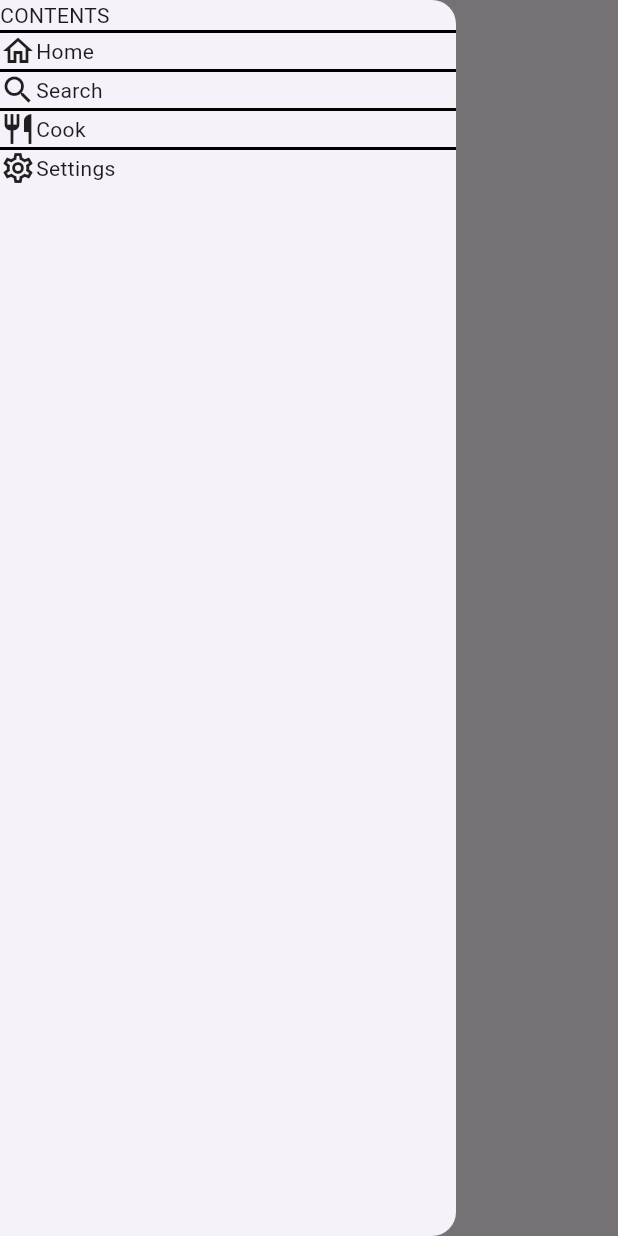
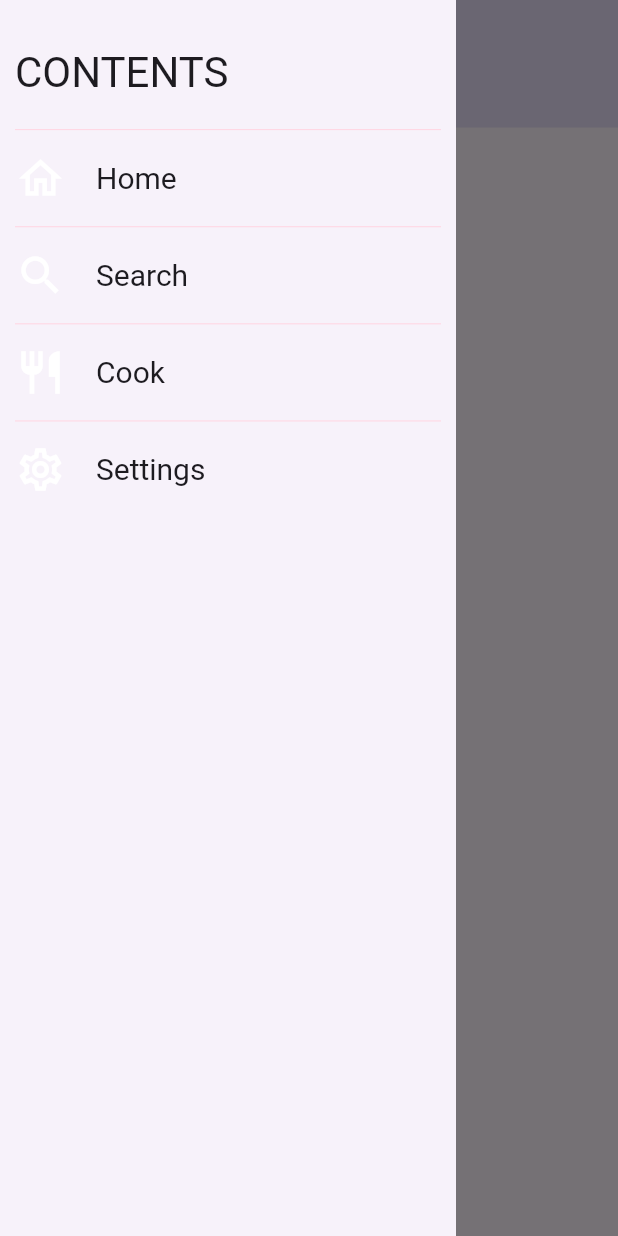
Before and after one commit to tsirbunen/cooking-companion-mobile, a Flutter app: the PageBase screen opened directly, in the side drawer, after a tap on the "menu" icon, on a phone screen of 412 x 824 dp. Run offline on Flutter 3.47's test engine with Material 3 defaults, Android fonts, the phone set to English and light mode, and no system bars; our stand-ins replace flutter_riverpod, freezed_annotation, go_router, graphql, talker_flutter; missing offline and left inert: talker_riverpod_logger.

Commit message:
Create app theme; Add styling to drawer and app bar

```diff
--- a/analysis_options.yaml
+++ b/analysis_options.yaml
@@ -24,6 +24,11 @@ linter:
     # avoid_print: false  # Uncomment to disable the `avoid_print` rule
     # prefer_single_quotes: true  # Uncomment to enable the `prefer_single_quotes` rule
 
+    # Official Dart guides to prefer relative imports, but sometimes in testing
+    # that leads to trouble. So, prefer absolute imports instead and do that consistently.
+    # prefer_relative_imports: true
+    avoid_relative_lib_imports: true
+
 # https://pub.dev/packages/freezed: If you plan on using Freezed in combination
 # with json_serializable, recent versions of json_serializable and meta may require you
 # to disable the invalid_annotation_target warning
--- a/lib/core/app/app.dart
+++ b/lib/core/app/app.dart
@@ -1,5 +1,6 @@
 import 'package:flutter/material.dart';
 import 'package:mobile/core/router/router.dart';
+import 'package:mobile/core/theme/app_theme.dart';
 
 class CookingCompanionApp extends StatelessWidget {
   const CookingCompanionApp({super.key});
@@ -8,6 +9,7 @@ class CookingCompanionApp extends StatelessWidget {
   Widget build(BuildContext context) {
     return MaterialApp.router(
       routerConfig: router,
+      theme: AppTheme().themeData,
     );
   }
 }
--- /dev/null
+++ b/lib/core/theme/colors.dart
@@ -0,0 +1,13 @@
+import 'package:flutter/material.dart';
+
+const Color background = Color.fromARGB(255, 229, 229, 229);
+const Color extremelyPale = Color.fromARGB(255, 222, 221, 217);
+const Color veryPale = Color.fromARGB(255, 199, 198, 193);
+const Color pale = Color.fromARGB(255, 175, 173, 169);
+const Color slightlyPale = Color.fromARGB(255, 156, 156, 156);
+const Color medium = Color.fromARGB(255, 142, 141, 140);
+const Color slightlyDark = Color.fromARGB(255, 127, 127, 127);
+const Color dark = Color.fromARGB(255, 71, 71, 71);
+const Color veryDark = Color.fromARGB(255, 40, 41, 40);
+const Color success = Color.fromARGB(255, 101, 183, 65);
+const Color error = Color.fromARGB(255, 227, 100, 20);
--- a/lib/main.dart
+++ b/lib/main.dart
@@ -3,9 +3,12 @@ import 'package:flutter_riverpod/flutter_riverpod.dart';
 import 'package:mobile/core/api_service/api_service_provider.dart';
 import 'package:mobile/core/app/app.dart';
 import 'package:mobile/core/logger/provider_logger_logger.dart';
+import 'package:mobile/core/theme/app_status_bar_color.dart';
 import 'package:mobile/widgets/launch/launch_widget.dart';
 
 void main() async {
+  setAppStatusBarColor();
+
   // Note: While the connections to the api server and the shared preferences
   // are being set up, display a launch widget to the user.
   runApp(const LaunchWidget());
--- a/lib/widgets/app_bar/app_bar_customized.dart
+++ b/lib/widgets/app_bar/app_bar_customized.dart
@@ -9,16 +9,26 @@ class AppBarCustomized extends StatelessWidget implements PreferredSizeWidget {
 
   @override
   Widget build(BuildContext context) {
-    return const SizedBox(
+    final colors = Theme.of(context).colorScheme;
+
+    return Container(
       height: appBarHeight,
-      child: Row(
-        mainAxisAlignment: MainAxisAlignment.start,
+      decoration: BoxDecoration(color: colors.secondaryContainer),
+      child: const Column(
+        mainAxisAlignment: MainAxisAlignment.end,
         children: [
-          MenuButton(),
           Row(
-            mainAxisAlignment: MainAxisAlignment.spaceBetween,
+            mainAxisAlignment: MainAxisAlignment.start,
+            crossAxisAlignment: CrossAxisAlignment.center,
             children: [
-              AppTitle(),
+              MenuButton(),
+              Row(
+                mainAxisAlignment: MainAxisAlignment.spaceBetween,
+                crossAxisAlignment: CrossAxisAlignment.center,
+                children: [
+                  AppTitle(),
+                ],
+              ),
             ],
           ),
         ],
--- a/lib/widgets/app_bar/app_title.dart
+++ b/lib/widgets/app_bar/app_title.dart
@@ -7,6 +7,11 @@ class AppTitle extends StatelessWidget {
 
   @override
   Widget build(BuildContext context) {
-    return const Text(appTitle);
+    final style = Theme.of(context).textTheme.titleMedium;
+
+    return Text(
+      appTitle,
+      style: style,
+    );
   }
 }
--- a/lib/widgets/app_bar/menu_button.dart
+++ b/lib/widgets/app_bar/menu_button.dart
@@ -1,20 +1,30 @@
 import 'package:flutter/material.dart';
-import 'package:mobile/widgets/page_base/page_base.dart';
+
+const double menuButtonContainerSize = 55.0;
+const double menuIconSize = 40.0;
 
 class MenuButton extends StatelessWidget {
   const MenuButton({super.key});
 
   @override
   Widget build(BuildContext context) {
-    return IconButton(
-      icon: const Icon(Icons.menu_outlined),
-      onPressed: () => _openDrawer(context),
+    final colors = Theme.of(context).colorScheme;
+
+    return SizedBox(
+      width: menuButtonContainerSize,
+      height: menuButtonContainerSize,
+      child: IconButton(
+        icon: Icon(
+          Icons.menu_outlined,
+          size: menuIconSize,
+          color: colors.secondary,
+        ),
+        onPressed: () => _openDrawer(context),
+      ),
     );
   }
 
   void _openDrawer(BuildContext context) {
-    debugPrint('Open drawer');
     Scaffold.of(context).openDrawer();
-    // scaffoldKey.currentState!.openDrawer();
   }
 }
--- a/lib/widgets/drawer/drawer_customized.dart
+++ b/lib/widgets/drawer/drawer_customized.dart
@@ -1,8 +1,10 @@
 import 'package:flutter/material.dart';
 import 'package:mobile/core/router/router.dart';
 import 'package:mobile/widgets/drawer/drawer_route.dart';
-import 'package:mobile/widgets/drawer/drawer_title.dart';
-import 'package:mobile/widgets/drawer/route_enum_drawer_extension.dart';
+import 'package:mobile/widgets/drawer/route_header.dart';
+import 'package:mobile/widgets/drawer/route_enum_extension.dart';
+
+const padding = 10.0;
 
 class DrawerCustomized extends StatelessWidget {
   const DrawerCustomized({super.key});
@@ -10,9 +12,12 @@ class DrawerCustomized extends StatelessWidget {
   @override
   Widget build(BuildContext context) {
     return Drawer(
+      shape: const ContinuousRectangleBorder(),
+      child: Container(
+        padding: const EdgeInsets.all(padding),
         child: ListView(
           children: [
-          const DrawerTitle(),
+            const RouteHeader(),
             ...RouteEnum.values.map(
               (route) => DrawerRoute(
                 routeLabel: route.label,
@@ -22,6 +27,7 @@ class DrawerCustomized extends StatelessWidget {
             ),
           ].toList(),
         ),
+      ),
     );
   }
 }
--- a/lib/widgets/drawer/drawer_route.dart
+++ b/lib/widgets/drawer/drawer_route.dart
@@ -1,7 +1,10 @@
 import 'package:flutter/material.dart';
 import 'package:go_router/go_router.dart';
+import 'package:mobile/widgets/drawer/route_divider.dart';
+import 'package:mobile/widgets/drawer/route_icon.dart';
+import 'package:mobile/widgets/drawer/route_label.dart';
 
-const double dividerWidth = 2.0;
+const verticalPadding = 15.0;
 
 class DrawerRoute extends StatelessWidget {
   final String routeLabel;
@@ -19,57 +22,25 @@ class DrawerRoute extends StatelessWidget {
   Widget build(BuildContext context) {
     return Column(
       children: [
-        const Divider(),
+        const RouteDivider(),
         GestureDetector(
-          onTap: () => _navigateToPath(context),
-          child: Row(
-            children: [
-              RouteIcon(iconData: iconData),
-              RouteLabel(label: routeLabel),
-            ],
+          onTap: () => _navigateToRoute(context),
+          child: Padding(
+            padding: const EdgeInsets.symmetric(vertical: verticalPadding),
+            child: Row(
+              children: [
+                RouteIcon(iconData: iconData),
+                RouteLabel(label: routeLabel),
+              ],
+            ),
           ),
         )
       ],
     );
   }
 
-  void _navigateToPath(BuildContext context) {
-    debugPrint('Navigate to route path $path');
+  void _navigateToRoute(BuildContext context) {
+    Navigator.of(context).pop();
     context.go(path);
   }
 }
-
-class Divider extends StatelessWidget {
-  const Divider({super.key});
-
-  @override
-  Widget build(BuildContext context) {
-    return Container(
-      decoration: const BoxDecoration(
-        border: Border(
-          bottom: BorderSide(width: dividerWidth),
-        ),
-      ),
-    );
-  }
-}
-
-class RouteIcon extends StatelessWidget {
-  final IconData iconData;
-  const RouteIcon({super.key, required this.iconData});
-
-  @override
-  Widget build(BuildContext context) {
-    return Icon(iconData);
-  }
-}
-
-class RouteLabel extends StatelessWidget {
-  final String label;
-  const RouteLabel({super.key, required this.label});
-
-  @override
-  Widget build(BuildContext context) {
-    return Text(label);
-  }
-}
--- a/lib/widgets/drawer/drawer_title.dart
+++ /dev/null
@@ -1,10 +0,0 @@
-import 'package:flutter/material.dart';
-
-class DrawerTitle extends StatelessWidget {
-  const DrawerTitle({super.key});
-
-  @override
-  Widget build(BuildContext context) {
-    return const Text('CONTENTS');
-  }
-}
--- /dev/null
+++ b/lib/widgets/drawer/route_divider.dart
@@ -0,0 +1,22 @@
+import 'package:flutter/material.dart';
+
+const double dividerWidth = 0.75;
+
+class RouteDivider extends StatelessWidget {
+  const RouteDivider({super.key});
+
+  @override
+  Widget build(BuildContext context) {
+    final color = Theme.of(context).colorScheme.tertiaryContainer;
+
+    return Container(
+      decoration: BoxDecoration(
+          border: Border(
+        bottom: BorderSide(
+          width: dividerWidth,
+          color: color,
+        ),
+      )),
+    );
+  }
+}
--- /dev/null
+++ b/lib/widgets/drawer/route_header.dart
@@ -0,0 +1,20 @@
+import 'package:flutter/material.dart';
+
+const contentsTitle = 'CONTENTS';
+const verticalPadding = 20.0;
+
+class RouteHeader extends StatelessWidget {
+  const RouteHeader({super.key});
+
+  @override
+  Widget build(BuildContext context) {
+    final style = Theme.of(context).textTheme.headlineMedium;
+
+    return Padding(
+      padding: const EdgeInsets.symmetric(
+        vertical: verticalPadding,
+      ),
+      child: Text(contentsTitle, style: style),
+    );
+  }
+}
--- /dev/null
+++ b/lib/widgets/drawer/route_icon.dart
@@ -0,0 +1,19 @@
+import 'package:flutter/material.dart';
+
+const iconSize = 34.0;
+
+class RouteIcon extends StatelessWidget {
+  final IconData iconData;
+  const RouteIcon({super.key, required this.iconData});
+
+  @override
+  Widget build(BuildContext context) {
+    final color = Theme.of(context).colorScheme.onTertiary;
+
+    return Icon(
+      iconData,
+      size: iconSize,
+      color: color,
+    );
+  }
+}
--- /dev/null
+++ b/lib/widgets/drawer/route_label.dart
@@ -0,0 +1,21 @@
+import 'package:flutter/material.dart';
+
+const leftPadding = 20.0;
+const fontSize = 20.0;
+
+class RouteLabel extends StatelessWidget {
+  final String label;
+  const RouteLabel({super.key, required this.label});
+
+  @override
+  Widget build(BuildContext context) {
+    final style = Theme.of(context).textTheme.headlineMedium!.copyWith(
+          fontSize: fontSize,
+        );
+
+    return Padding(
+      padding: const EdgeInsets.only(left: leftPadding),
+      child: Text(label, style: style),
+    );
+  }
+}
--- a/lib/widgets/page_base/page_base.dart
+++ b/lib/widgets/page_base/page_base.dart
@@ -3,7 +3,6 @@ import 'package:mobile/widgets/app_bar/app_bar_customized.dart';
 import 'package:mobile/widgets/drawer/drawer_customized.dart';
 
 const String notImplemented = 'Not implemented';
-// final GlobalKey<ScaffoldState> scaffoldKey = GlobalKey<ScaffoldState>();
 
 class PageBase extends StatelessWidget {
   final Widget pageBody;
@@ -12,7 +11,6 @@ class PageBase extends StatelessWidget {
   @override
   Widget build(BuildContext context) {
     return Scaffold(
-      // key: scaffoldKey,
       appBar: const AppBarCustomized(),
       drawer: const DrawerCustomized(),
       body: LayoutBuilder(
```
Also changed, not shown: lib/core/theme/app_status_bar_color.dart (added, +11 -0 lines), lib/core/theme/app_theme.dart (added, +33 -0 lines), lib/widgets/drawer/route_enum_extension.dart (renamed from lib/widgets/drawer/route_enum_drawer_extension.dart). Lines whose indentation alone changed are shown as unchanged.
